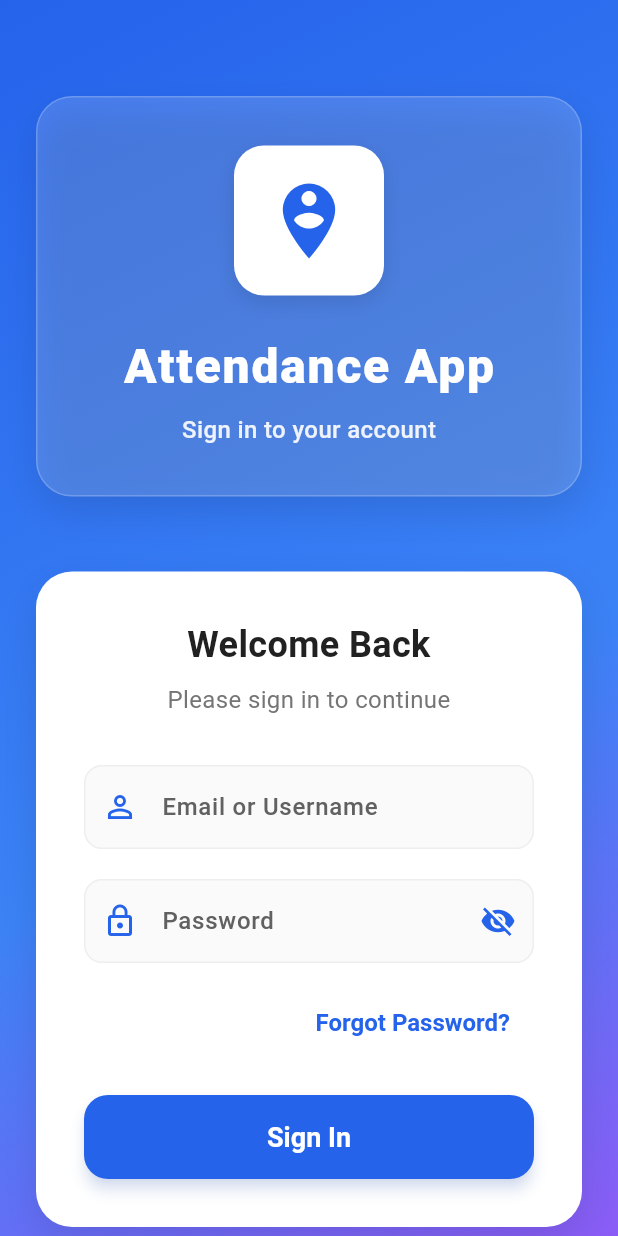
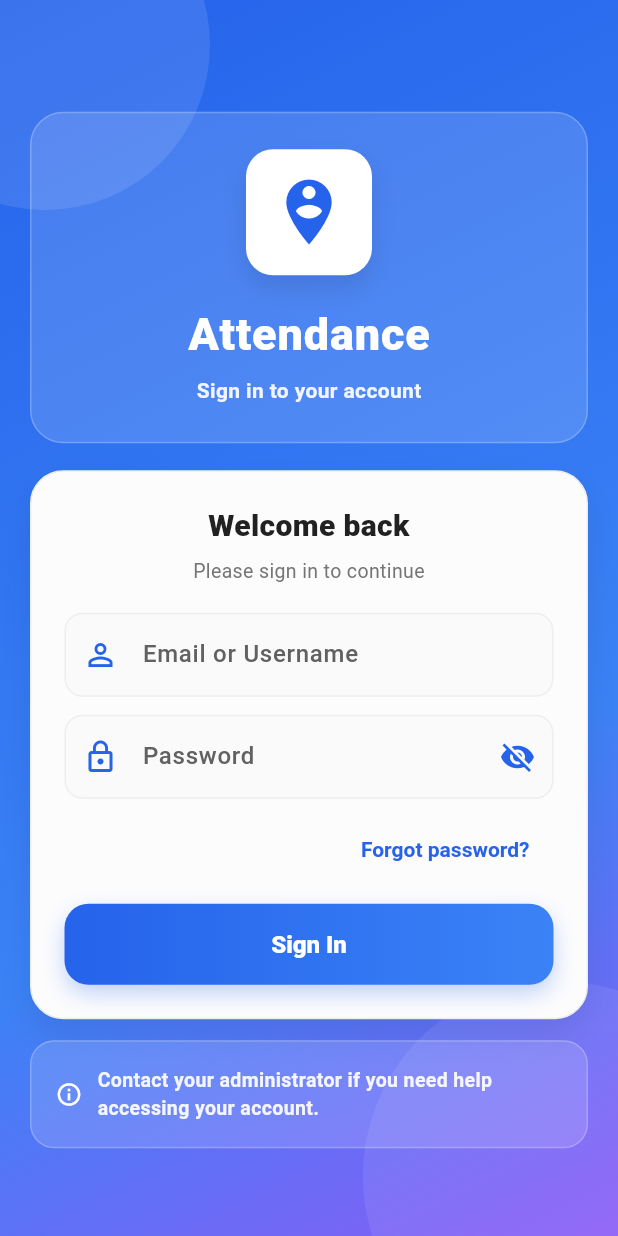
Before and after one commit to Rohanx1708/Carbon-App, a Flutter app: the screen it shows after launch, on a phone screen of 412 x 824 dp. Run offline on Flutter 3.47's test engine with Material 3 defaults, Android fonts, the phone set to English and light mode, and no system bars; our stand-ins replace dotted_border, file_picker, geocoding, geolocator, shared_preferences, table_calendar.

Commit message:
Update attendance app

```diff
--- a/lib/features/auth/presentation/login_screen.dart
+++ b/lib/features/auth/presentation/login_screen.dart
@@ -79,8 +79,10 @@ class _LoginScreenState extends State<LoginScreen> {
   @override
   Widget build(BuildContext context) {
     return Scaffold(
-      body: Container(
-        decoration: BoxDecoration(
+      body: Stack(
+        children: [
+          Container(
+            decoration: const BoxDecoration(
               gradient: LinearGradient(
                 begin: Alignment.topLeft,
                 end: Alignment.bottomRight,
@@ -89,93 +91,115 @@ class _LoginScreenState extends State<LoginScreen> {
                   AppTheme.primaryBlueLight,
                   AppTheme.accentPurple,
                 ],
-            stops: const [0.0, 0.6, 1.0],
+                stops: [0.0, 0.65, 1.0],
               ),
             ),
-        child: SafeArea(
+          ),
+          Positioned(
+            top: -80,
+            left: -80,
+            child: Container(
+              width: 220,
+              height: 220,
+              decoration: BoxDecoration(
+                color: Colors.white.withOpacity(0.10),
+                shape: BoxShape.circle,
+              ),
+            ),
+          ),
+          Positioned(
+            bottom: -90,
+            right: -90,
+            child: Container(
+              width: 260,
+              height: 260,
+              decoration: BoxDecoration(
+                color: Colors.white.withOpacity(0.08),
+                shape: BoxShape.circle,
+              ),
+            ),
+          ),
+          SafeArea(
+            child: Center(
               child: SingleChildScrollView(
-            padding: const EdgeInsets.all(24.0),
+                padding: const EdgeInsets.symmetric(horizontal: 20, vertical: 24),
+                child: ConstrainedBox(
+                  constraints: const BoxConstraints(maxWidth: 420),
                   child: Form(
                     key: _formKey,
                     child: Column(
                       crossAxisAlignment: CrossAxisAlignment.stretch,
                       children: [
-                  const SizedBox(height: 40),
+                        const SizedBox(height: 16),
 
                         // App Logo/Title with enhanced design
                         Container(
-                    padding: const EdgeInsets.all(32),
+                          padding: const EdgeInsets.all(24),
                           decoration: BoxDecoration(
-                      color: Colors.white.withOpacity(0.15),
-                      borderRadius: BorderRadius.circular(24),
+                            color: Colors.white.withOpacity(0.14),
+                            borderRadius: BorderRadius.circular(22),
                             border: Border.all(
-                        color: Colors.white.withOpacity(0.2),
+                              color: Colors.white.withOpacity(0.22),
                               width: 1,
                             ),
-                      boxShadow: [
-                        BoxShadow(
-                          color: Colors.black.withOpacity(0.1),
-                          blurRadius: 20,
-                          offset: const Offset(0, 10),
-                        ),
-                      ],
                           ),
                           child: Column(
                             children: [
                               Container(
-                          padding: const EdgeInsets.all(20),
+                                padding: const EdgeInsets.all(16),
                                 decoration: BoxDecoration(
                                   color: Colors.white,
-                            borderRadius: BorderRadius.circular(20),
+                                  borderRadius: BorderRadius.circular(18),
                                   boxShadow: [
                                     BoxShadow(
-                                color: Colors.black.withOpacity(0.1),
-                                blurRadius: 10,
-                                offset: const Offset(0, 5),
+                                      color: Colors.black.withOpacity(0.10),
+                                      blurRadius: 14,
+                                      offset: const Offset(0, 8),
                                     ),
                                   ],
                                 ),
-                          child: Icon(
+                                child: const Icon(
                                   Icons.person_pin_circle,
-                            size: 60,
+                                  size: 52,
                                   color: AppTheme.primaryBlue,
                                 ),
                               ),
-                        const SizedBox(height: 24),
-                        Text(
-                          'Attendance App',
+                              const SizedBox(height: 18),
+                              const Text(
+                                'Attendance',
                                 style: TextStyle(
-                            fontSize: 32,
-                            fontWeight: FontWeight.w800,
+                                  fontSize: 30,
+                                  fontWeight: FontWeight.w900,
                                   color: Colors.white,
-                            letterSpacing: 1.2,
+                                  letterSpacing: 0.6,
                                 ),
                               ),
-                        const SizedBox(height: 8),
+                              const SizedBox(height: 6),
                               Text(
                                 'Sign in to your account',
                                 style: TextStyle(
-                            fontSize: 16,
-                            color: Colors.white.withOpacity(0.9),
-                            fontWeight: FontWeight.w500,
+                                  fontSize: 14,
+                                  color: Colors.white.withOpacity(0.92),
+                                  fontWeight: FontWeight.w600,
                                 ),
                               ),
                             ],
                           ),
                         ),
 
-                  const SizedBox(height: 50),
+                        const SizedBox(height: 18),
 
                         // Form Card
                         Container(
-                    padding: const EdgeInsets.all(32),
+                          padding: const EdgeInsets.all(22),
                           decoration: BoxDecoration(
-                      color: Colors.white,
-                      borderRadius: BorderRadius.circular(24),
+                            color: Theme.of(context).colorScheme.surface,
+                            borderRadius: BorderRadius.circular(22),
+                            border: Border.all(color: Colors.grey.shade200),
                             boxShadow: [
                               BoxShadow(
-                          color: Colors.black.withOpacity(0.1),
-                          blurRadius: 20,
+                                color: Colors.black.withOpacity(0.08),
+                                blurRadius: 18,
                                 offset: const Offset(0, 10),
                               ),
                             ],
@@ -184,24 +208,24 @@ class _LoginScreenState extends State<LoginScreen> {
                             crossAxisAlignment: CrossAxisAlignment.stretch,
                             children: [
                               Text(
-                          'Welcome Back',
+                                'Welcome back',
                                 style: TextStyle(
-                            fontSize: 24,
-                            fontWeight: FontWeight.w700,
+                                  fontSize: 20,
+                                  fontWeight: FontWeight.w800,
                                   color: Colors.grey.shade900,
                                 ),
                                 textAlign: TextAlign.center,
                               ),
-                        const SizedBox(height: 8),
+                              const SizedBox(height: 6),
                               Text(
                                 'Please sign in to continue',
                                 style: TextStyle(
-                            fontSize: 16,
+                                  fontSize: 13,
                                   color: Colors.grey.shade600,
                                 ),
                                 textAlign: TextAlign.center,
                               ),
-                        const SizedBox(height: 32),
+                              const SizedBox(height: 18),
 
                               // Email/Username Field
                               TextFormField(
@@ -210,7 +234,7 @@ class _LoginScreenState extends State<LoginScreen> {
                                 decoration: InputDecoration(
                                   labelText: 'Email or Username',
                                   hintText: 'Enter your email or username',
-                            prefixIcon: Icon(Icons.person_outline, color: AppTheme.primaryBlue),
+                                  prefixIcon: const Icon(Icons.person_outline, color: AppTheme.primaryBlue),
                                   filled: true,
                                   fillColor: Colors.grey.shade50,
                                 ),
@@ -226,7 +250,7 @@ class _LoginScreenState extends State<LoginScreen> {
                                 },
                               ),
 
-                        const SizedBox(height: 20),
+                              const SizedBox(height: 12),
 
                               // Password Field
                               TextFormField(
@@ -235,7 +259,7 @@ class _LoginScreenState extends State<LoginScreen> {
                                 decoration: InputDecoration(
                                   labelText: 'Password',
                                   hintText: 'Enter your password',
-                            prefixIcon: Icon(Icons.lock_outline, color: AppTheme.primaryBlue),
+                                  prefixIcon: const Icon(Icons.lock_outline, color: AppTheme.primaryBlue),
                                   suffixIcon: IconButton(
                                     icon: Icon(
                                       _isPasswordVisible ? Icons.visibility : Icons.visibility_off,
@@ -257,44 +281,57 @@ class _LoginScreenState extends State<LoginScreen> {
                                 },
                               ),
 
-                        const SizedBox(height: 16),
+                              const SizedBox(height: 10),
 
                               // Forgot Password
                               Align(
                                 alignment: Alignment.centerRight,
                                 child: TextButton(
                                   onPressed: _handleForgotPassword,
-                            child: Text(
-                              'Forgot Password?',
+                                  child: const Text(
+                                    'Forgot password?',
                                     style: TextStyle(
                                       color: AppTheme.primaryBlue,
-                                fontWeight: FontWeight.w600,
-                                fontSize: 16,
+                                      fontWeight: FontWeight.w700,
+                                      fontSize: 14,
                                     ),
                                   ),
                                 ),
                               ),
 
-                        const SizedBox(height: 24),
+                              const SizedBox(height: 12),
 
                               // Login Button
                               SizedBox(
-                          height: 56,
+                                height: 54,
+                                child: DecoratedBox(
+                                  decoration: BoxDecoration(
+                                    gradient: const LinearGradient(
+                                      colors: [AppTheme.primaryBlue, AppTheme.primaryBlueLight],
+                                    ),
+                                    borderRadius: BorderRadius.circular(16),
+                                    boxShadow: [
+                                      BoxShadow(
+                                        color: AppTheme.primaryBlue.withOpacity(0.28),
+                                        blurRadius: 12,
+                                        offset: const Offset(0, 6),
+                                      ),
+                                    ],
+                                  ),
                                   child: ElevatedButton(
                                     onPressed: _isLoading ? null : _handleLogin,
                                     style: ElevatedButton.styleFrom(
-                              backgroundColor: AppTheme.primaryBlue,
+                                      backgroundColor: Colors.transparent,
+                                      shadowColor: Colors.transparent,
                                       foregroundColor: Colors.white,
                                       shape: RoundedRectangleBorder(
                                         borderRadius: BorderRadius.circular(16),
                                       ),
-                              elevation: 4,
-                              shadowColor: AppTheme.primaryBlue.withOpacity(0.3),
                                     ),
                                     child: _isLoading
                                         ? const SizedBox(
-                                    height: 20,
-                                    width: 20,
+                                            height: 18,
+                                            width: 18,
                                             child: CircularProgressIndicator(
                                               strokeWidth: 2,
                                               valueColor: AlwaysStoppedAnimation<Color>(Colors.white),
@@ -303,8 +340,9 @@ class _LoginScreenState extends State<LoginScreen> {
                                         : const Text(
                                             'Sign In',
                                             style: TextStyle(
-                                      fontSize: 18,
-                                      fontWeight: FontWeight.w700,
+                                              fontSize: 16,
+                                              fontWeight: FontWeight.w800,
+                                            ),
                                           ),
                                   ),
                                 ),
@@ -313,34 +351,34 @@ class _LoginScreenState extends State<LoginScreen> {
                           ),
                         ),
 
-                  const SizedBox(height: 32),
+                        const SizedBox(height: 14),
 
                         // Additional Info
                         Container(
-                    padding: const EdgeInsets.all(20),
+                          padding: const EdgeInsets.all(16),
                           decoration: BoxDecoration(
-                      color: Colors.white.withOpacity(0.15),
+                            color: Colors.white.withOpacity(0.14),
                             borderRadius: BorderRadius.circular(16),
                             border: Border.all(
-                        color: Colors.white.withOpacity(0.2),
+                              color: Colors.white.withOpacity(0.22),
                               width: 1,
                             ),
                           ),
                           child: Row(
                             children: [
-                        Icon(
+                              const Icon(
                                 Icons.info_outline,
                                 color: Colors.white,
-                          size: 20,
+                                size: 18,
                               ),
-                        const SizedBox(width: 12),
+                              const SizedBox(width: 10),
                               Expanded(
                                 child: Text(
                                   'Contact your administrator if you need help accessing your account.',
                                   style: TextStyle(
-                              color: Colors.white.withOpacity(0.9),
-                              fontSize: 14,
-                              fontWeight: FontWeight.w500,
+                                    color: Colors.white.withOpacity(0.92),
+                                    fontSize: 13,
+                                    fontWeight: FontWeight.w600,
                                   ),
                                 ),
                               ),
@@ -353,6 +391,9 @@ class _LoginScreenState extends State<LoginScreen> {
                 ),
               ),
             ),
+          ),
+        ],
+      ),
     );
   }
 }
--- a/lib/features/lead/presentation/lead_form_screen.dart
+++ b/lib/features/lead/presentation/lead_form_screen.dart
@@ -88,6 +88,8 @@ class _LeadFormScreenState extends State<LeadFormScreen> {
     return InputDecoration(
       labelText: label,
       hintText: hint,
+      hintStyle: TextStyle(fontSize: 12, color: Colors.grey.shade500),
+      labelStyle: TextStyle(fontSize: 12, color: Colors.grey.shade700, fontWeight: FontWeight.w500),
       prefixIcon: prefixIcon,
       filled: true,
       fillColor: Colors.grey.shade50,
--- a/lib/features/leave/widgets/month_calendar_widget.dart
+++ b/lib/features/leave/widgets/month_calendar_widget.dart
@@ -178,7 +178,7 @@ class _MonthCalendarWidgetState extends State<MonthCalendarWidget> {
           formatButtonVisible: false,
           titleCentered: true,
           titleTextStyle: const TextStyle(
-            fontSize: 18,
+            fontSize: 16,
             fontWeight: FontWeight.bold,
             color: Colors.black87,
           ),
--- a/lib/features/meeting/presentation/meeting_form_screen.dart
+++ b/lib/features/meeting/presentation/meeting_form_screen.dart
@@ -77,6 +77,8 @@ class _MeetingFormScreenState extends State<MeetingFormScreen> {
     return InputDecoration(
       labelText: label,
       hintText: hint,
+      hintStyle: TextStyle(fontSize: 12, color: Colors.grey.shade500),
+      labelStyle: TextStyle(fontSize: 12, color: Colors.grey.shade700, fontWeight: FontWeight.w500),
       prefixIcon: prefixIcon,
       suffixIcon: suffixIcon,
       filled: true,
```
Also changed, not shown: lib/features/attendance/presentation/dashboard_screen.dart (+108 -58 lines), lib/features/employee/presentation/employee_screen.dart (+5 -5 lines), lib/features/employee/widgets/employee_tile.dart (added, +197 -0 lines), lib/features/leave/presentation/leave_form_screen.dart (+8 -6 lines), lib/features/leave/widgets/leave_widgets.dart (+5 -5 lines), lib/features/employee/widgets/employee_widgets.dart (deleted). Lines whose indentation alone changed are shown as unchanged.
